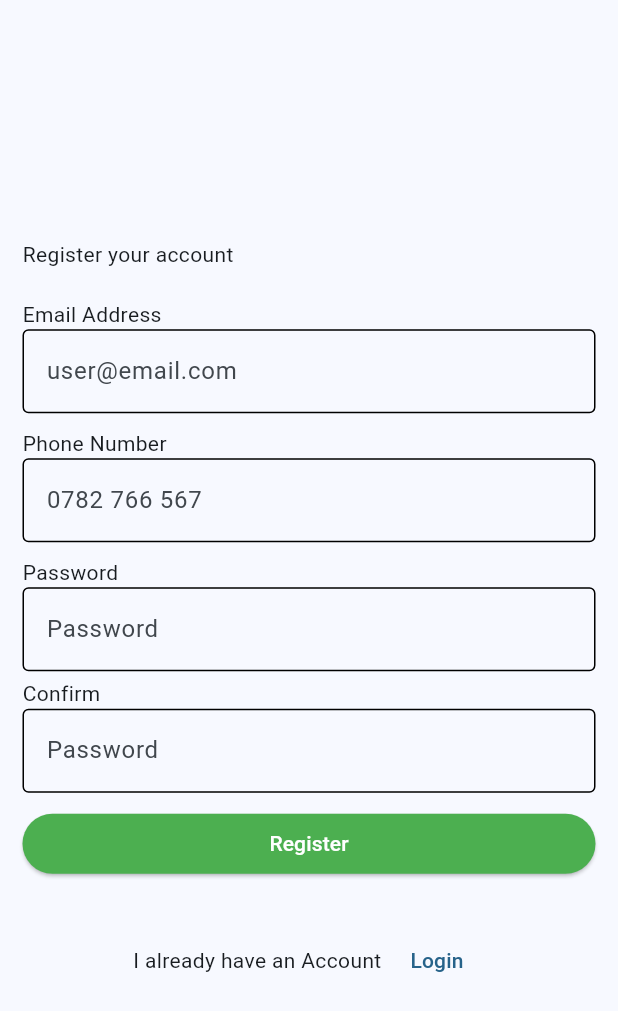
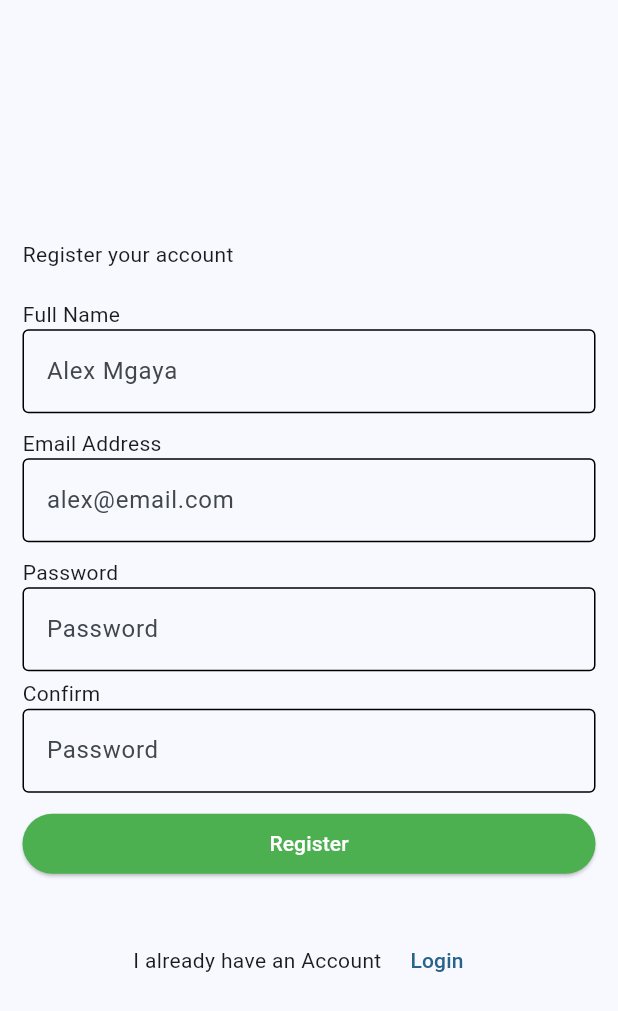
Before and after one commit to zuberypima/stadium, a Flutter app: the RegistrationPage screen opened directly, after a tap on "Register", on a phone screen of 412 x 824 dp. Shown: the top 1011 px of the screen. Run offline on Flutter 3.47's test engine with Material 3 defaults, Android fonts, the phone set to English and light mode, and no system bars; our stand-ins replace cloud_firestore, firebase_auth, firebase_core; missing offline and left inert: dart:ffi; accounts and stored records are empty; network calls fail.

Commit message:
update ui

```diff
--- a/lib/constants/constants.dart
+++ b/lib/constants/constants.dart
@@ -6,6 +6,6 @@ Color  mainSecondaryColor =const Color.fromARGB(97, 0, 0, 0);
 Color textColorOne = Colors.white;
 
 
-nexpageNavigation(context,Widget nextPage){
+nextPageNavigation(context,Widget nextPage){
   Navigator.of(context).push(MaterialPageRoute(builder: (context)=>nextPage));
 }
--- a/lib/main.dart
+++ b/lib/main.dart
@@ -13,8 +13,8 @@ options: FirebaseOptions(
     apiKey: "AIzaSyC9PtWCgmyHUoTYXTOLYz7KzWoMWFQfAX4",
     appId: "1:568287323336:android:e957fe1372a433aefc71fd",
     messagingSenderId: "568287323336",
-    projectId:  "stadium-37525",)
-  );
+    projectId: "stadium-37525",
+  ));
   runApp(const MyApp());
 }
 
@@ -29,7 +29,7 @@ class MyApp extends StatelessWidget {
         colorScheme: ColorScheme.fromSeed(seedColor: Colors.lightBlue),
         useMaterial3: true,
       ),
-      home:Homescreen(),
+      home: Homescreen(),
     );
   }
 }
--- /dev/null
+++ b/lib/services/authenticationService.dart
@@ -0,0 +1,36 @@
+import 'package:firebase_auth/firebase_auth.dart';
+
+class Authenticationservice {
+  Future<void> CreateUserWithEmailAndPassword(
+      String emailAddress, password) async {
+    try {
+      final credential =
+          await FirebaseAuth.instance.createUserWithEmailAndPassword(
+        email: emailAddress,
+        password: password,
+      );
+    } on FirebaseAuthException catch (e) {
+      if (e.code == 'weak-password') {
+        print('The password provided is too weak.');
+      } else if (e.code == 'email-already-in-use') {
+        print('The account already exists for that email.');
+      }
+    } catch (e) {
+      print(e);
+    }
+  }
+
+  Future<void> signinUserWithEmailAndPassword(
+      String emailAddress, password) async {
+    try {
+      final credential = await FirebaseAuth.instance
+          .signInWithEmailAndPassword(email: emailAddress, password: password);
+    } on FirebaseAuthException catch (e) {
+      if (e.code == 'user-not-found') {
+        print('No user found for that email.');
+      } else if (e.code == 'wrong-password') {
+        print('Wrong password provided for that user.');
+      }
+    }
+  }
+}
--- a/lib/view/screens/games.dart
+++ b/lib/view/screens/games.dart
@@ -28,7 +28,6 @@ class _GamesPageState extends State<GamesPage> {
                         Text(DateTime.now().day.toString() +
                             '/' +
                             DateTime.now().month.toString()),
-                        // Text(DateTime.now().toString()),
                       ],
                     ),
                   ),
@@ -38,7 +37,6 @@ class _GamesPageState extends State<GamesPage> {
                         Text(DateTime.now().day.toString() +
                             '/' +
                             DateTime.now().month.toString()),
-                        // Text(DateTime.now().toString()),
                       ],
                     ),
                   ),
@@ -48,7 +46,6 @@ class _GamesPageState extends State<GamesPage> {
                         Text(DateTime.now().day.toString() +
                             '/' +
                             DateTime.now().month.toString()),
-                        // Text(DateTime.now().toString()),
                       ],
                     ),
                   ),
@@ -58,14 +55,13 @@ class _GamesPageState extends State<GamesPage> {
                         Text(DateTime.now().day.toString() +
                             '/' +
                             DateTime.now().month.toString()),
-                        // Text(DateTime.now().toString()),
                       ],
                     ),
                   ),
                 ],
               ),
             ),
-            backgroundColor: mainbackgroundColor,
+            // backgroundColor: mainbackgroundColor,
             body: TabBarView(
               children: [
                 gameListView(),
--- a/lib/view/screens/loginpage.dart
+++ b/lib/view/screens/loginpage.dart
@@ -10,7 +10,8 @@ class LoginPage extends StatefulWidget {
   @override
   State<LoginPage> createState() => _LoginPageState();
 }
-
+TextEditingController _emailController = TextEditingController();
+TextEditingController _password = TextEditingController();
 class _LoginPageState extends State<LoginPage> {
   @override
   Widget build(BuildContext context) {
@@ -22,12 +23,12 @@ class _LoginPageState extends State<LoginPage> {
           crossAxisAlignment: CrossAxisAlignment.start,
           children: [
             Text("Email Address"),
-            formFielOne("User@email.com"),
+            formFielOne("User@email.com",_emailController,false),
             SizedBox(
               height: 10,
             ),
             Text("Password"),
-            formFielOne("Password"),
+            formFielOne("Password",_password,true),
             SizedBox(
               height: 10,
             ),
--- a/lib/view/screens/registrationScreen.dart
+++ b/lib/view/screens/registrationScreen.dart
@@ -1,4 +1,5 @@
 import 'package:flutter/material.dart';
+import 'package:stadium/services/authenticationService.dart';
 import 'package:stadium/view/screens/loginpage.dart';
 import 'package:stadium/view/widgets/formfieldOne.dart';
 
@@ -8,6 +9,10 @@ class RegistrationPage extends StatefulWidget {
   @override
   State<RegistrationPage> createState() => _RegistrationPageState();
 }
+
+TextEditingController _fullName = TextEditingController();
+TextEditingController _emailController = TextEditingController();
+TextEditingController _password = TextEditingController();
 
 class _RegistrationPageState extends State<RegistrationPage> {
   @override
@@ -20,24 +25,26 @@ class _RegistrationPageState extends State<RegistrationPage> {
           crossAxisAlignment: CrossAxisAlignment.start,
           children: [
             Text("Register your account"),
-            SizedBox(height: 20,),
-            Text("Email Address"),
-            formFielOne("user@email.com"),
+            SizedBox(
+              height: 20,
+            ),
+            Text("Full Name"),
+            formFielOne("Alex Mgaya", _fullName, false),
             SizedBox(
               height: 10,
             ),
-            Text("Phone Number"),
-            formFielOne("0782 766 567"),
+            Text("Email Address"),
+            formFielOne("alex@email.com", _emailController, false),
             SizedBox(
               height: 10,
             ),
             Text("Password"),
-            formFielOne("Password"),
+            formFielOne("Password", _password, true),
             SizedBox(
               height: 5,
             ),
             Text("Confirm"),
-            formFielOne("Password"),
+            formFielOne("Password", _password, true),
             SizedBox(
               height: 10,
             ),
@@ -47,7 +54,10 @@ class _RegistrationPageState extends State<RegistrationPage> {
                     style: ButtonStyle(
                         backgroundColor: WidgetStatePropertyAll(Colors.green),
                         foregroundColor: WidgetStatePropertyAll(Colors.white)),
-                    onPressed: () {},
+                    onPressed: () {
+                      Authenticationservice().CreateUserWithEmailAndPassword(
+                          _emailController.text, _password.text);
+                    },
                     child: Text("Register"))),
             SizedBox(
               height: 30,
@@ -61,9 +71,12 @@ class _RegistrationPageState extends State<RegistrationPage> {
                   SizedBox(
                     width: 5,
                   ),
-                  TextButton(onPressed: () {
-                    Navigator.of(context).push(MaterialPageRoute(builder: (context)=>LoginPage()));
-                  }, child: Text("Login"))
+                  TextButton(
+                      onPressed: () {
+                        Navigator.of(context).push(MaterialPageRoute(
+                            builder: (context) => LoginPage()));
+                      },
+                      child: Text("Login"))
                 ],
               ),
             ),
--- a/lib/view/widgets/formfieldOne.dart
+++ b/lib/view/widgets/formfieldOne.dart
@@ -1,8 +1,12 @@
+import 'dart:ffi';
+
 import 'package:flutter/material.dart';
 
-Widget formFielOne(String hintText){
+Widget formFielOne(String hintText,TextEditingController _controller,  obSecure){
   return Container(
     child: TextFormField(
+      controller: _controller,
+       obscureText:obSecure,
       decoration: InputDecoration(
         hintText:hintText ,
         enabledBorder: OutlineInputBorder(),
--- a/lib/view/widgets/gameListView.dart
+++ b/lib/view/widgets/gameListView.dart
@@ -1,7 +1,8 @@
 import 'package:cloud_firestore/cloud_firestore.dart';
 import 'package:flutter/material.dart';
 import 'package:stadium/constants/constants.dart';
-import 'package:stadium/view/screens/home.dart';
+import 'package:stadium/view/screens/myticketsPage.dart';
+import 'package:stadium/view/screens/startBooking.dart';
 
 Widget gameListView() {
   return StreamBuilder<QuerySnapshot>(
@@ -23,7 +24,7 @@ Widget gameListView() {
                 document.data()! as Map<String, dynamic>;
             return InkWell(
               onTap: () {
-                nexpageNavigation(context, Home());
+                nextPageNavigation(context, StartBooking());
               },
               child: Card(
                 color: mainSecondaryColor,
```
Also changed, not shown: lib/view/screens/homeScreen.dart (+8 -5 lines), lib/view/screens/myticketsPage.dart (added, +47 -0 lines), lib/view/screens/startBooking.dart (renamed from lib/view/screens/home.dart, +6 -5 lines). Lines whose indentation alone changed are shown as unchanged.
